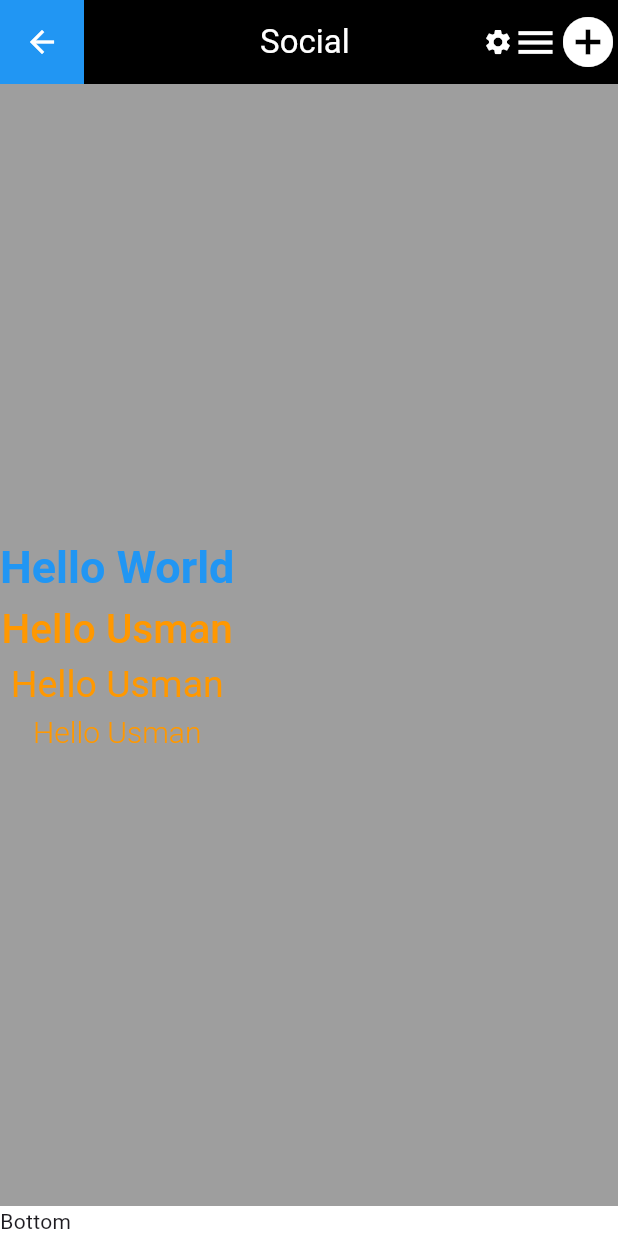
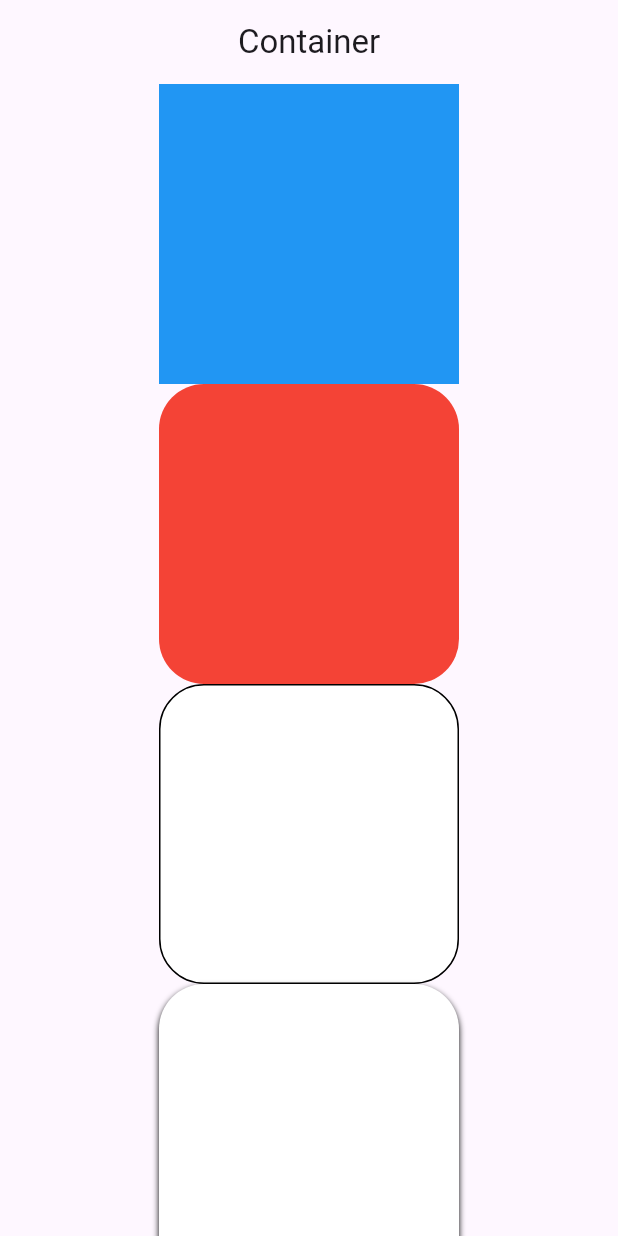
Before and after one commit to MrnabeelKhan01/OnlineClass, a Flutter app: the screen it shows after launch, on a phone screen of 412 x 824 dp. Run offline on Flutter 3.47's test engine with Material 3 defaults, Android fonts, the phone set to English and light mode, and no system bars.

Commit message:
Container Decoration

```diff
--- /dev/null
+++ b/lib/container.dart
@@ -0,0 +1,63 @@
+import 'package:flutter/material.dart';
+
+class MyContainer extends StatelessWidget {
+  const MyContainer({super.key});
+
+  @override
+  Widget build(BuildContext context) {
+    return  Scaffold(
+      appBar:AppBar(centerTitle:true,
+        title:const Text("Container"),
+      ),
+      body:Row(
+        mainAxisAlignment:MainAxisAlignment.center,
+        children: [
+          Column(
+            crossAxisAlignment:CrossAxisAlignment.center,
+            children: [
+              Container(
+                height:200,
+                width:200,
+                color:Colors.blue,
+              ),
+              Container(
+                height:200,
+                width:200,
+               decoration: BoxDecoration(
+                 color:Colors.red,
+                 borderRadius:BorderRadius.circular(30)
+               ),
+              ),
+              Container(
+                height:200,
+                width:200,
+                decoration: BoxDecoration(
+                    color:Colors.white,
+                    borderRadius:BorderRadius.circular(30),
+                  border:Border.all(
+                    color:Colors.black
+                  )
+                ),
+              ),
+              Container(
+                height:200,
+                width:200,
+                decoration: BoxDecoration(
+                    color:Colors.white,
+                    borderRadius:BorderRadius.circular(30),
+                  boxShadow:const [
+                    BoxShadow(
+                      offset:Offset(0, 2),
+                      color:Colors.black,
+                      blurRadius:3
+                    )
+                  ]
+                ),
+              ),
+            ],
+          ),
+        ],
+      ),
+    );
+  }
+}
--- a/lib/main.dart
+++ b/lib/main.dart
@@ -1,4 +1,6 @@
 import 'package:flutter/material.dart';
+
+import 'container.dart';
 
 void main() {
   runApp(const MyApp());
@@ -14,91 +16,7 @@ class MyApp extends StatelessWidget {
         theme: ThemeData(
           useMaterial3: true,
         ),
-        home: Scaffold(
-          backgroundColor:Colors.grey,
-          bottomNavigationBar:Container(
-            color:Colors.white,
-              child: Text("Bottom")),
-          appBar: AppBar(
-            // elevation:1,
-            backgroundColor: Colors.black,
-            leading: Container(
-                color: Colors.blue,
-                child: const Icon(
-                  Icons.arrow_back,
-                  color: Colors.white,
-                  size: 24,
-                )),
-            centerTitle: true,
-            //leading start of appbar
-            title: const Text(
-              "Social ",
-              style: TextStyle(color: Colors.white),
-            ),
-            //Action accept list of widgets(Icons , Text, image, etc
-            actions: const [
-              Icon(
-                Icons.settings,
-                color: Colors.white,
-                size: 20,
-              ),
-              Icon(
-                Icons.menu,
-                color: Colors.white,
-                size: 30,
-              ),
-              Icon(
-                Icons.add_circle,
-                color: Colors.white,
-                size: 40,
-              ),
-            ],
-          ),
-          body: const Column(
-            // mainAxisSize:MainAxisSize.min,
+        home: const MyContainer());
 
-            mainAxisAlignment: MainAxisAlignment.center,
-            children: [
-              Text(
-                "Hello World",
-                style: TextStyle(
-                    fontSize: 30,
-                    fontWeight: FontWeight.w700,
-                    color: Colors.blue,
-                  letterSpacing:0
-                ),
-              ),
-              Text(
-                "Hello Usman",
-                style: TextStyle(
-                    fontSize: 27,
-                    fontWeight: FontWeight.w500,
-                    color: Colors.orange,
-                    letterSpacing:0
-                ),
-              ),
-              Text(
-                "Hello Usman",
-                style: TextStyle(
-                    fontSize: 25,
-                    fontWeight: FontWeight.w400,
-                    color: Colors.orange,
-                    letterSpacing:0
-                ),
-              ),
-              Text(
-                "Hello Usman",
-                style: TextStyle(
-                    fontSize: 20,
-                    fontWeight: FontWeight.w300,
-                    color: Colors.orange,
-                    letterSpacing:0
-                ),
-              ),
-
-            ],
-
-          ),
-        ));
   }
 }
```
